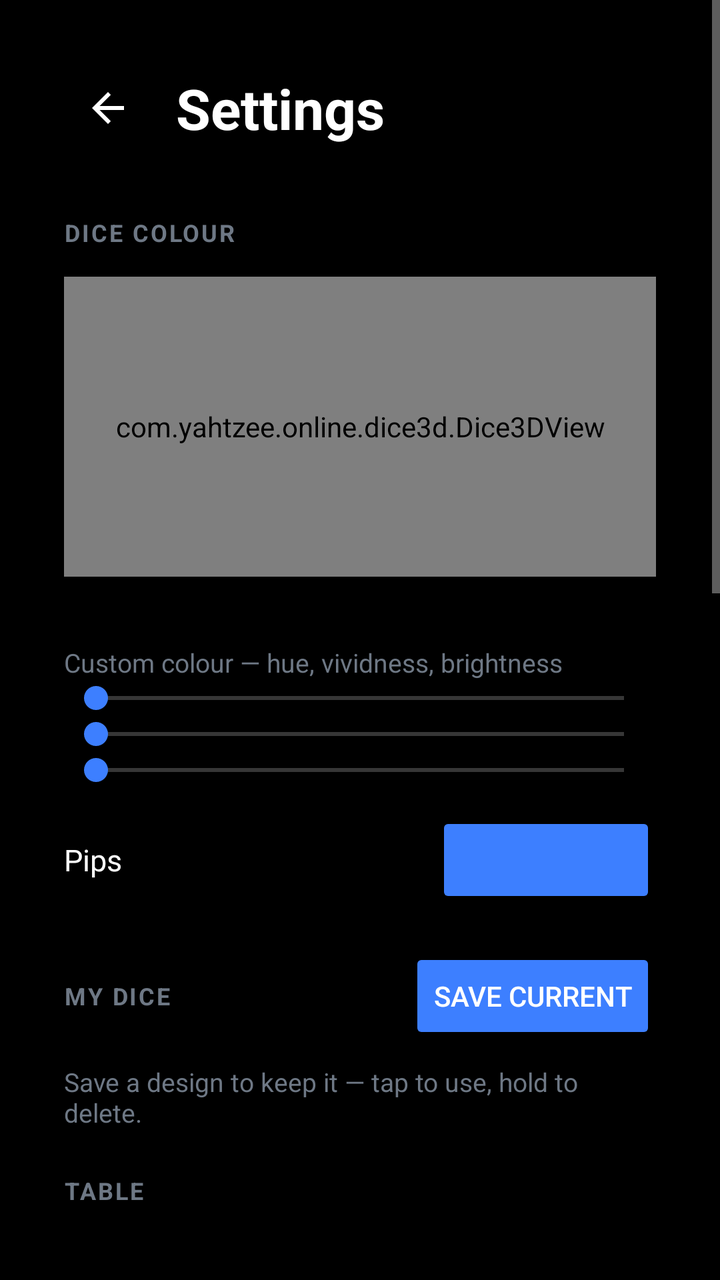
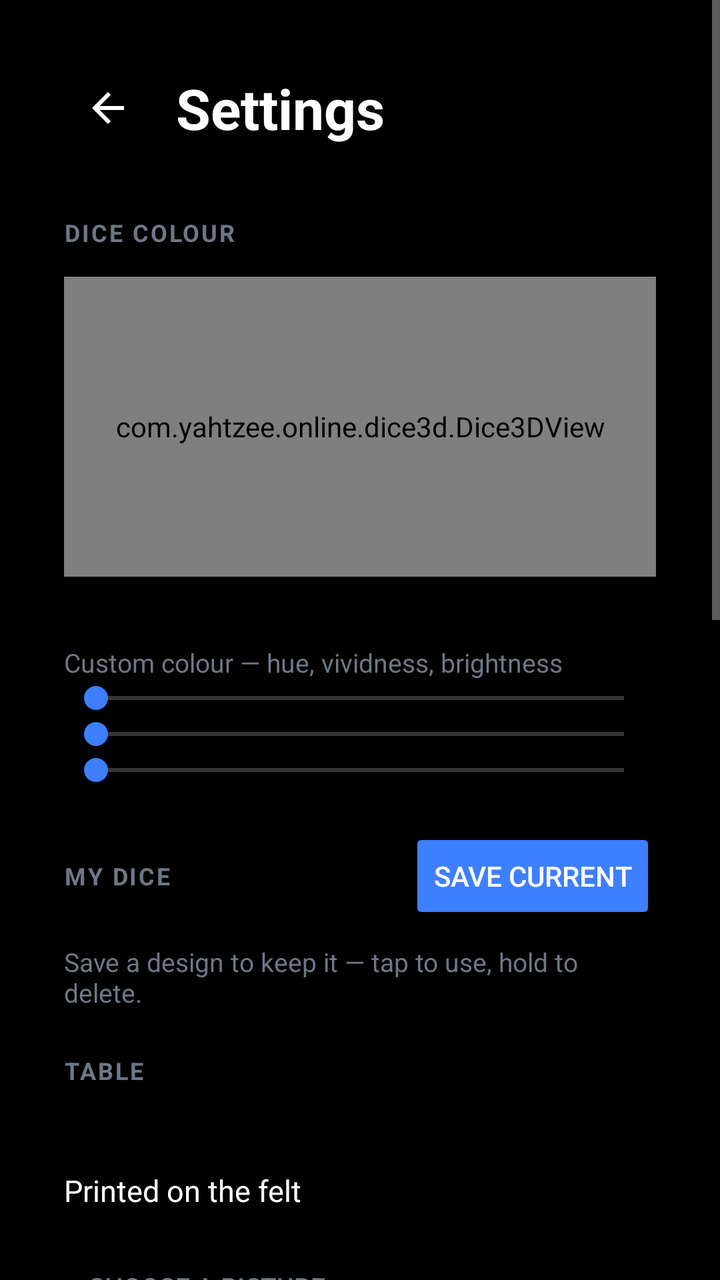

Screens rendered from an Android XML layout before and after an edit, with the pre-edit source and the edit as a unified diff.
<!-- AndroidManifest.xml: application theme Theme.YahtzeeOnline -->
<!-- res/layout/activity_settings.xml -->
<?xml version="1.0" encoding="utf-8"?>
<ScrollView xmlns:android="http://schemas.android.com/apk/res/android"
    android:layout_width="match_parent"
    android:layout_height="match_parent"
    android:background="@color/background"
    android:fillViewport="true"
    android:scrollbars="vertical">

<LinearLayout
    android:layout_width="match_parent"
    android:layout_height="wrap_content"
    android:orientation="vertical"
    android:padding="32dp">

    <LinearLayout
        android:layout_width="match_parent"
        android:layout_height="wrap_content"
        android:orientation="horizontal"
        android:gravity="center_vertical"
        android:layout_marginBottom="32dp">

        <ImageButton
            android:id="@+id/backButton"
            android:layout_width="44dp"
            android:layout_height="44dp"
            android:background="?attr/selectableItemBackgroundBorderless"
            android:src="@drawable/ic_back"
            android:contentDescription="@string/back"
            android:padding="10dp"
            android:layout_marginEnd="12dp" />

        <TextView
            android:id="@+id/settingsTitle"
            android:layout_width="wrap_content"
            android:layout_height="wrap_content"
            android:text="@string/settings"
            android:textSize="28sp"
            android:textStyle="bold"
            android:textColor="@color/text_dark" />

    </LinearLayout>

    <TextView
        android:layout_width="wrap_content"
        android:layout_height="wrap_content"
        android:text="@string/dice_color"
        android:textAllCaps="true"
        android:textSize="12sp"
        android:textStyle="bold"
        android:letterSpacing="0.08"
        android:textColor="@color/text_muted"
        android:layout_marginBottom="14dp" />

    <com.yahtzee.online.dice3d.Dice3DView
        android:id="@+id/dicePreview"
        android:layout_width="match_parent"
        android:layout_height="150dp"
        android:layout_marginBottom="16dp" />

    <HorizontalScrollView
        android:layout_width="match_parent"
        android:layout_height="wrap_content"
        android:scrollbars="none">

        <LinearLayout
            android:id="@+id/diceColorRow"
            android:layout_width="wrap_content"
            android:layout_height="wrap_content"
            android:orientation="horizontal" />

    </HorizontalScrollView>

    <TextView
        android:layout_width="wrap_content"
        android:layout_height="wrap_content"
        android:text="@string/custom_colour"
        android:textSize="13sp"
        android:textColor="@color/text_muted"
        android:layout_marginTop="18dp" />

    <SeekBar
        android:id="@+id/hueSlider"
        android:layout_width="match_parent"
        android:layout_height="wrap_content"
        android:max="359" />

    <SeekBar
        android:id="@+id/saturationSlider"
        android:layout_width="match_parent"
        android:layout_height="wrap_content"
        android:max="100" />

    <SeekBar
        android:id="@+id/brightnessSlider"
        android:layout_width="match_parent"
        android:layout_height="wrap_content"
        android:max="100" />

    <LinearLayout
        android:layout_width="match_parent"
        android:layout_height="wrap_content"
        android:orientation="horizontal"
        android:gravity="center_vertical"
        android:layout_marginTop="12dp">

        <TextView
            android:layout_width="0dp"
            android:layout_height="wrap_content"
            android:layout_weight="1"
            android:text="@string/pip_style"
            android:textSize="15sp"
            android:textColor="@color/text_dark" />

        <Button
            android:id="@+id/pipStyleButton"
            style="?android:attr/buttonStyleSmall"
            android:tag="accentBg"
            android:backgroundTint="?attr/colorPrimary"
            android:layout_width="wrap_content"
            android:layout_height="wrap_content"
            android:minWidth="110dp" />

    </LinearLayout>

    <LinearLayout
        android:layout_width="match_parent"
        android:layout_height="wrap_content"
        android:orientation="horizontal"
        android:gravity="center_vertical"
        android:layout_marginTop="20dp">

        <TextView
            android:layout_width="0dp"
            android:layout_height="wrap_content"
            android:layout_weight="1"
            android:text="@string/my_dice"
            android:textAllCaps="true"
            android:textSize="12sp"
            android:textStyle="bold"
            android:letterSpacing="0.08"
            android:textColor="@color/text_muted" />

        <Button
            android:id="@+id/saveDiceButton"
            style="?android:attr/buttonStyleSmall"
            android:tag="accentBg"
            android:backgroundTint="?attr/colorPrimary"
            android:layout_width="wrap_content"
            android:layout_height="wrap_content"
            android:text="@string/save_dice" />

    </LinearLayout>

    <HorizontalScrollView
        android:layout_width="match_parent"
        android:layout_height="wrap_content"
        android:scrollbars="none"
        android:layout_marginTop="6dp">

        <LinearLayout
            android:id="@+id/savedDiceRow"
            android:layout_width="wrap_content"
            android:layout_height="wrap_content"
            android:orientation="horizontal" />

    </HorizontalScrollView>

    <TextView
        android:id="@+id/savedDiceEmpty"
        android:layout_width="match_parent"
        android:layout_height="wrap_content"
        android:text="@string/no_saved_dice"
        android:textSize="13sp"
        android:textColor="@color/text_muted"
        android:paddingTop="4dp" />

    <TextView
        android:layout_width="wrap_content"
        android:layout_height="wrap_content"
        android:text="@string/table_colour"
        android:textAllCaps="true"
        android:textSize="12sp"
        android:textStyle="bold"
        android:letterSpacing="0.08"
        android:textColor="@color/text_muted"
        android:layout_marginTop="22dp"
        android:layout_marginBottom="10dp" />

    <HorizontalScrollView
        android:layout_width="match_parent"
        android:layout_height="wrap_content"
        android:scrollbars="none">

        <LinearLayout
            android:id="@+id/tableColorRow"
            android:layout_width="wrap_content"
            android:layout_height="wrap_content"
            android:orientation="horizontal" />

    </HorizontalScrollView>

    <LinearLayout
        android:layout_width="match_parent"
        android:layout_height="wrap_content"
        android:orientation="horizontal"
        android:gravity="center_vertical"
        android:layout_marginTop="18dp">

        <TextView
            android:layout_width="0dp"
            android:layout_height="wrap_content"
            android:layout_weight="1"
            android:text="@string/table_logo"
            android:textSize="15sp"
            android:textColor="@color/text_dark" />

        <Button
            android:id="@+id/tableLogoButton"
            style="@style/Widget.AppCompat.Button.Borderless"
            android:layout_width="wrap_content"
            android:layout_height="wrap_content"
            android:tag="accentText"
            android:textColor="?attr/colorPrimary" />
    </LinearLayout>

    <Button
        android:id="@+id/chooseLogoButton"
        style="@style/Widget.AppCompat.Button.Borderless"
        android:layout_width="wrap_content"
        android:layout_height="wrap_content"
        android:text="@string/table_logo_choose"
        android:textSize="13sp"
        android:textColor="@color/text_muted" />

    <TextView
        android:layout_width="wrap_content"
        android:layout_height="wrap_content"
        android:text="@string/app_accent"
        android:textAllCaps="true"
        android:textSize="12sp"
        android:textStyle="bold"
        android:letterSpacing="0.08"
        android:textColor="@color/text_muted"
        android:layout_marginTop="22dp"
        android:layout_marginBottom="10dp" />

    <HorizontalScrollView
        android:layout_width="match_parent"
        android:layout_height="wrap_content"
        android:scrollbars="none">

        <LinearLayout
            android:id="@+id/accentColorRow"
            android:layout_width="wrap_content"
            android:layout_height="wrap_content"
            android:orientation="horizontal" />

    </HorizontalScrollView>

    <SeekBar
        android:id="@+id/accentHueSlider"
        android:layout_width="match_parent"
        android:layout_height="wrap_content"
        android:layout_marginTop="8dp"
        android:max="359" />

    <SeekBar
        android:id="@+id/accentSaturationSlider"
        android:layout_width="match_parent"
        android:layout_height="wrap_content"
        android:max="100" />

    <SeekBar
        android:id="@+id/accentBrightnessSlider"
        android:layout_width="match_parent"
        android:layout_height="wrap_content"
        android:max="100" />

    <LinearLayout
        android:layout_width="match_parent"
        android:layout_height="wrap_content"
        android:orientation="horizontal"
        android:gravity="center_vertical"
        android:layout_marginTop="20dp">

        <TextView
            android:layout_width="0dp"
            android:layout_height="wrap_content"
            android:layout_weight="1"
            android:text="@string/keep_screen_on"
            android:textSize="15sp"
            android:textColor="@color/text_dark" />

        <Button
            android:id="@+id/keepScreenOnButton"
            style="?android:attr/buttonStyleSmall"
            android:tag="accentBg"
            android:backgroundTint="?attr/colorPrimary"
            android:layout_width="wrap_content"
            android:layout_height="wrap_content"
            android:minWidth="80dp" />

    </LinearLayout>

    <LinearLayout
        android:layout_width="match_parent"
        android:layout_height="wrap_content"
        android:orientation="horizontal"
        android:gravity="center_vertical"
        android:layout_marginTop="8dp">

        <TextView
            android:layout_width="0dp"
            android:layout_height="wrap_content"
            android:layout_weight="1"
            android:text="@string/confirm_scoring"
            android:textSize="15sp"
            android:textColor="@color/text_dark" />

        <Button
            android:id="@+id/confirmScoringButton"
            style="?android:attr/buttonStyleSmall"
            android:tag="accentBg"
            android:backgroundTint="?attr/colorPrimary"
            android:layout_width="wrap_content"
            android:layout_height="wrap_content"
            android:minWidth="80dp" />

    </LinearLayout>

    <LinearLayout
        android:layout_width="match_parent"
        android:layout_height="wrap_content"
        android:orientation="horizontal"
        android:gravity="center_vertical"
        android:layout_marginTop="8dp">

        <TextView
            android:layout_width="0dp"
            android:layout_height="wrap_content"
            android:layout_weight="1"
            android:text="@string/sound_effects"
            android:textSize="15sp"
            android:textColor="@color/text_dark" />

        <Button
            android:id="@+id/soundButton"
            style="?android:attr/buttonStyleSmall"
            android:tag="accentBg"
            android:backgroundTint="?attr/colorPrimary"
            android:layout_width="wrap_content"
            android:layout_height="wrap_content"
            android:minWidth="80dp" />

    </LinearLayout>

    <LinearLayout
        android:layout_width="match_parent"
        android:layout_height="wrap_content"
        android:orientation="horizontal"
        android:gravity="center_vertical"
        android:layout_marginTop="8dp">

        <TextView
            android:layout_width="0dp"
            android:layout_height="wrap_content"
            android:layout_weight="1"
            android:text="@string/haptics"
            android:textSize="15sp"
            android:textColor="@color/text_dark" />

        <Button
            android:id="@+id/hapticsButton"
            style="?android:attr/buttonStyleSmall"
            android:tag="accentBg"
            android:backgroundTint="?attr/colorPrimary"
            android:layout_width="wrap_content"
            android:layout_height="wrap_content"
            android:minWidth="80dp" />

    </LinearLayout>

    <LinearLayout
        android:layout_width="match_parent"
        android:layout_height="wrap_content"
        android:orientation="horizontal"
        android:gravity="center_vertical"
        android:layout_marginTop="8dp">

        <TextView
            android:layout_width="0dp"
            android:layout_height="wrap_content"
            android:layout_weight="1"
            android:text="@string/dice_motion"
            android:textSize="15sp"
            android:textColor="@color/text_dark" />

        <Button
            android:id="@+id/diceMotionButton"
            style="?android:attr/buttonStyleSmall"
            android:tag="accentBg"
            android:backgroundTint="?attr/colorPrimary"
            android:layout_width="wrap_content"
            android:layout_height="wrap_content"
            android:minWidth="80dp" />

    </LinearLayout>

    <LinearLayout
        android:layout_width="match_parent"
        android:layout_height="wrap_content"
        android:orientation="horizontal"
        android:gravity="center_vertical"
        android:layout_marginTop="8dp">

        <TextView
            android:layout_width="0dp"
            android:layout_height="wrap_content"
            android:layout_weight="1"
            android:text="@string/bot_skill"
            android:textSize="15sp"
            android:textColor="@color/text_dark" />

        <Button
            android:id="@+id/botSkillButton"
            style="?android:attr/buttonStyleSmall"
            android:tag="accentBg"
            android:backgroundTint="?attr/colorPrimary"
            android:layout_width="wrap_content"
            android:layout_height="wrap_content"
            android:minWidth="80dp" />

    </LinearLayout>

    
    <Space
        android:layout_width="match_parent"
        android:layout_height="0dp"
        android:layout_weight="1" />

    
    <LinearLayout
        android:id="@+id/recoveryHeader"
        android:layout_width="match_parent"
        android:layout_height="wrap_content"
        android:orientation="horizontal"
        android:gravity="center_vertical"
        android:background="?attr/selectableItemBackground"
        android:paddingTop="12dp"
        android:paddingBottom="12dp"
        android:layout_marginTop="10dp">

        <TextView
            android:layout_width="0dp"
            android:layout_height="wrap_content"
            android:layout_weight="1"
            android:text="@string/profile_recovery"
            android:textAllCaps="true"
            android:textSize="12sp"
            android:textStyle="bold"
            android:letterSpacing="0.08"
            android:textColor="@color/text_muted" />

        <TextView
            android:id="@+id/recoveryChevron"
            android:layout_width="wrap_content"
            android:layout_height="wrap_content"
            android:text="@string/expand_chevron"
            android:textSize="13sp"
            android:tag="accentText"
            android:textColor="?attr/colorPrimary" />

    </LinearLayout>

    <LinearLayout
        android:id="@+id/recoveryBody"
        android:layout_width="match_parent"
        android:layout_height="wrap_content"
        android:orientation="vertical"
        android:layout_marginBottom="8dp"
        android:visibility="gone">

        <TextView
            android:layout_width="match_parent"
            android:layout_height="wrap_content"
            android:text="@string/profile_recovery_explainer"
            android:textSize="13sp"
            android:lineSpacingExtra="3dp"
            android:textColor="@color/text_muted"
            android:layout_marginBottom="10dp" />

        <TextView
            android:id="@+id/recoveryCodeText"
            android:layout_width="match_parent"
            android:layout_height="wrap_content"
            android:background="@drawable/scorecard_card_background"
            android:padding="14dp"
            android:gravity="center"
            android:textIsSelectable="true"
            android:fontFamily="monospace"
            android:textSize="14sp"
            android:letterSpacing="0.04"
            android:textColor="@color/text_dark" />

        <LinearLayout
            android:layout_width="match_parent"
            android:layout_height="wrap_content"
            android:orientation="horizontal">

            <Button
                android:id="@+id/copyRecoveryButton"
                style="@style/Widget.AppCompat.Button.Borderless"
                android:layout_width="0dp"
                android:layout_weight="1"
                android:layout_height="wrap_content"
                android:text="@string/copy_code"
                android:textSize="13sp"
                android:tag="accentText"
                android:textColor="?attr/colorPrimary" />

            <Button
                android:id="@+id/restoreProfileButton"
                style="@style/Widget.AppCompat.Button.Borderless"
                android:layout_width="0dp"
                android:layout_weight="1"
                android:layout_height="wrap_content"
                android:text="@string/restore_profile"
                android:textSize="13sp"
                android:textColor="@color/text_muted" />
        </LinearLayout>

        <TextView
            android:layout_width="match_parent"
            android:layout_height="wrap_content"
            android:text="@string/same_code_warning"
            android:textSize="12sp"
            android:lineSpacingExtra="2dp"
            android:textColor="@color/text_muted"
            android:paddingTop="6dp" />

        <Button
            android:id="@+id/newIdentityButton"
            style="@style/Widget.AppCompat.Button.Borderless"
            android:layout_width="wrap_content"
            android:layout_height="wrap_content"
            android:text="@string/new_identity"
            android:textSize="13sp"
            android:textColor="@color/timer_warn" />
    </LinearLayout>

    <View
        android:layout_width="match_parent"
        android:layout_height="1dp"
        android:background="@color/row_border"
        android:layout_marginBottom="20dp" />

    <Button
        android:id="@+id/checkForUpdatesButton"
        android:layout_width="match_parent"
        android:layout_height="wrap_content"
        android:tag="accentBg"
        android:backgroundTint="?attr/colorPrimary"
        android:text="@string/check_for_updates" />

    <ProgressBar
        android:id="@+id/checkForUpdatesProgress"
        android:layout_width="wrap_content"
        android:layout_height="wrap_content"
        android:layout_gravity="center_horizontal"
        android:layout_marginTop="16dp"
        android:visibility="gone" />

    <TextView
        android:id="@+id/versionText"
        android:layout_width="match_parent"
        android:layout_height="wrap_content"
        android:gravity="center_horizontal"
        android:textSize="14sp"
        android:textColor="@color/text_muted"
        android:layout_marginTop="16dp"
        android:paddingBottom="8dp" />

</LinearLayout>

</ScrollView>
<!-- resources referenced by this layout -->
<resources>
  <color name="background">#000000</color>
  <color name="row_border">#1C2028</color>
  <color name="text_dark">#FFFFFF</color>
  <color name="text_muted">#6E7885</color>
  <color name="timer_warn">#F5A524</color>
  <!-- drawable ic_back (drawable) -->
  <vector xmlns:android="http://schemas.android.com/apk/res/android"
      android:width="24dp"
      android:height="24dp"
      android:viewportWidth="24"
      android:viewportHeight="24">
      <path
          android:fillColor="#FFFFFFFF"
          android:pathData="M20,11H7.83l5.59,-5.59L12,4l-8,8 8,8 1.41,-1.41L7.83,13H20v-2z" />
  </vector>
  <!-- drawable scorecard_card_background (drawable) -->
  <?xml version="1.0" encoding="utf-8"?>
  <shape xmlns:android="http://schemas.android.com/apk/res/android" android:shape="rectangle">
      <solid android:color="@color/surface" />
      <corners android:radius="16dp" />
  </shape>
  <string name="app_accent">App accent</string>
  <string name="back">Back</string>
  <string name="bot_skill">Bot skill</string>
  <string name="check_for_updates">Check for Updates</string>
  <string name="confirm_scoring">Confirm before scoring</string>
  <string name="copy_code">Copy code</string>
  <string name="custom_colour">Custom colour — hue, vividness, brightness</string>
  <string name="dice_color">Dice Colour</string>
  <string name="dice_motion">Dice animation</string>
  <string name="expand_chevron">Show</string>
  <string name="haptics">Vibration</string>
  <string name="keep_screen_on">Keep screen on during a game</string>
  <string name="my_dice">My dice</string>
  <string name="new_identity">Start a new identity</string>
  <string name="no_saved_dice">Save a design to keep it — tap to use, hold to delete.</string>
  <string name="pip_style">Pips</string>
  <string name="profile_recovery">Profile recovery</string>
  <string name="profile_recovery_explainer">This code is your identity: your leaderboard place, your daily results and your seat in every unfinished game. Save it somewhere, and you can pick all of it up on another phone.</string>
  <string name="restore_profile">Use a code</string>
  <string name="same_code_warning">Two phones showing this same code count as one player and cannot play each other. Give one of them a new identity.</string>
  <string name="save_dice">Save current</string>
  <string name="settings">Settings</string>
  <string name="sound_effects">Sound effects</string>
  <string name="table_colour">Table</string>
  <string name="table_logo">Printed on the felt</string>
  <string name="table_logo_choose">Choose a picture…</string>
  <style name="Theme.YahtzeeOnline" parent="Theme.MaterialComponents.NoActionBar">
          <item name="colorPrimary">@color/brand_primary</item>
          <item name="colorPrimaryDark">@color/brand_primary_dark</item>
          <item name="colorAccent">@color/brand_accent</item>
          <item name="android:windowBackground">@color/background</item>
          <item name="android:textColorPrimary">@color/text_dark</item>
          <item name="android:textColor">@color/text_dark</item>
      </style>
  <color name="surface">#121417</color>
  <color name="brand_primary">#3D7FFF</color>
  <color name="brand_primary_dark">#2358C9</color>
  <color name="brand_accent">#3D7FFF</color>
</resources>

<!-- the commit's change to res/layout/activity_settings.xml (unified diff, before → after) -->
@@ -95,32 +95,6 @@
         android:layout_width="match_parent"
         android:layout_height="wrap_content"
         android:max="100" />
-
-    <LinearLayout
-        android:layout_width="match_parent"
-        android:layout_height="wrap_content"
-        android:orientation="horizontal"
-        android:gravity="center_vertical"
-        android:layout_marginTop="12dp">
-
-        <TextView
-            android:layout_width="0dp"
-            android:layout_height="wrap_content"
-            android:layout_weight="1"
-            android:text="@string/pip_style"
-            android:textSize="15sp"
-            android:textColor="@color/text_dark" />
-
-        <Button
-            android:id="@+id/pipStyleButton"
-            style="?android:attr/buttonStyleSmall"
-            android:tag="accentBg"
-            android:backgroundTint="?attr/colorPrimary"
-            android:layout_width="wrap_content"
-            android:layout_height="wrap_content"
-            android:minWidth="110dp" />
-
-    </LinearLayout>
 
     <LinearLayout
         android:layout_width="match_parent"
<!-- resource entries referenced after the edit -->
@@ -36,7 +36,6 @@
   <string name="my_dice">My dice</string>
   <string name="new_identity">Start a new identity</string>
   <string name="no_saved_dice">Save a design to keep it — tap to use, hold to delete.</string>
-  <string name="pip_style">Pips</string>
   <string name="profile_recovery">Profile recovery</string>
   <string name="profile_recovery_explainer">This code is your identity: your leaderboard place, your daily results and your seat in every unfinished game. Save it somewhere, and you can pick all of it up on another phone.</string>
   <string name="restore_profile">Use a code</string>
